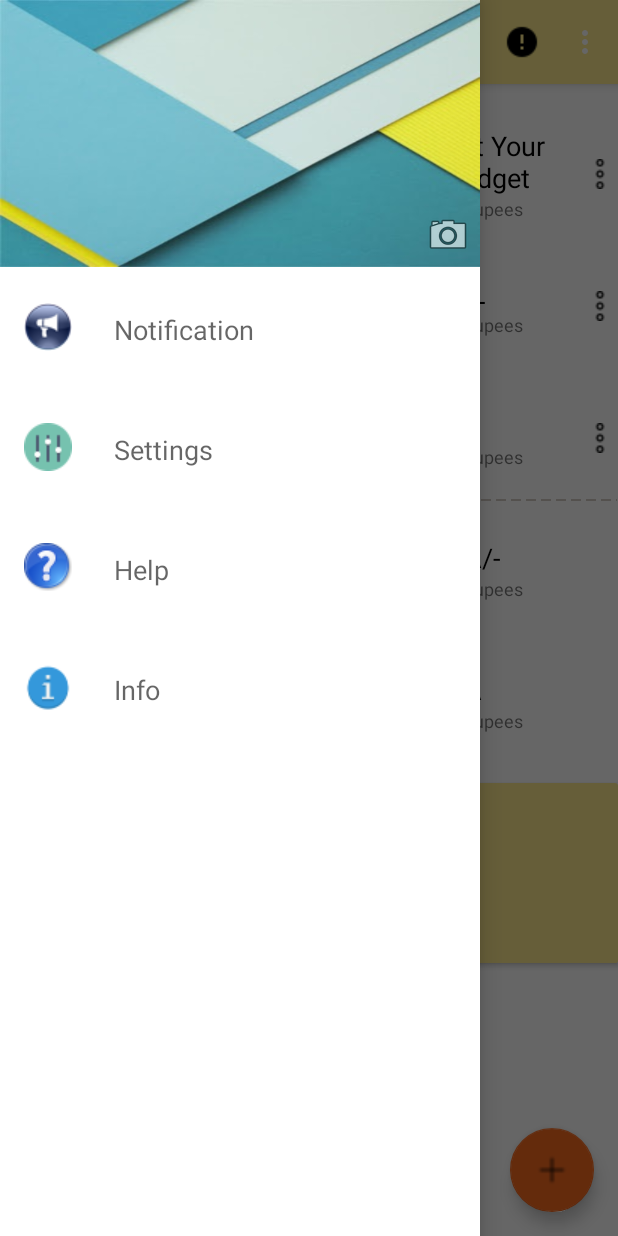
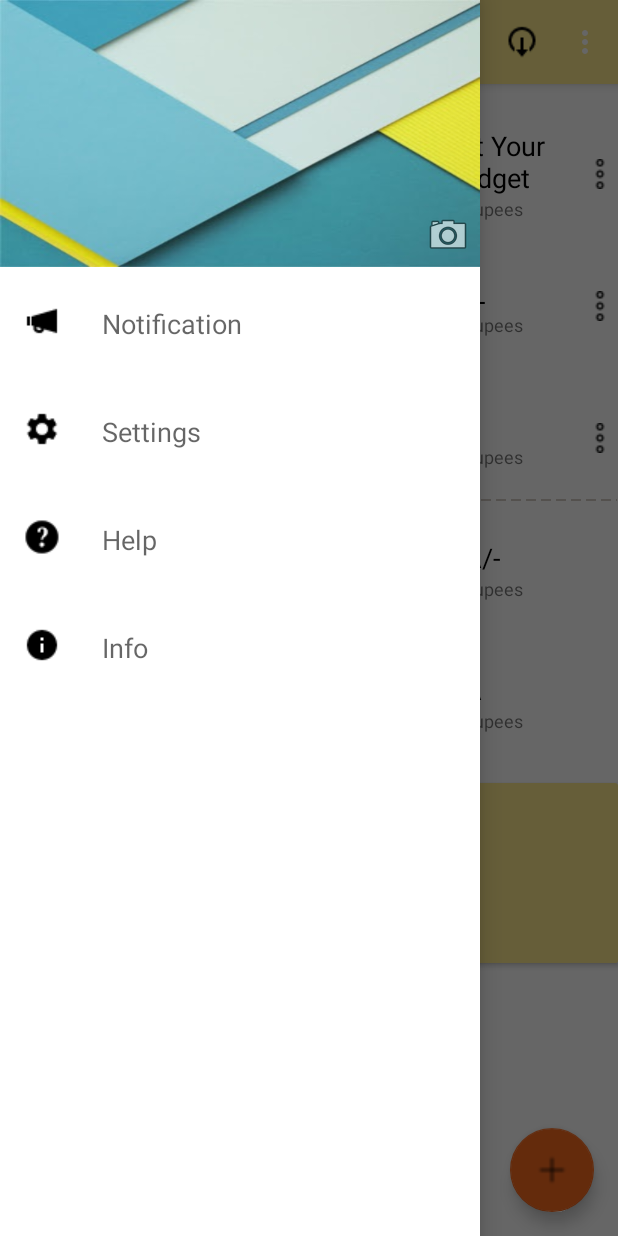
Before and after one commit to shekharshrivastava/MoneyMapSSoft, an Android app: the HomeActivity screen opened directly, with no data from a screen before it, with the side drawer open, on a phone screen of 412 x 824 dp. Run offline under Robolectric (Android 15) with nearby library versions, the phone set to English and light mode, and no system bars; our stand-ins replace AdMob, CircleImageView; libraries missing offline, so code that uses them is left out: com.baoyz.swipemenulistview, com.facebook, com.facebook.login, net.frederico.showtipsview; plain views replace SwipeMenuListView; network calls fail; 13 statements that could not run were skipped.

Commit message:
Replace icon for drawer and logout

```diff
--- a/ElectroKart/app/src/main/java/com/example/shasha/electrokart/Ui/HomeActivity.java
+++ b/ElectroKart/app/src/main/java/com/example/shasha/electrokart/Ui/HomeActivity.java
@@ -212,7 +212,7 @@ public class HomeActivity extends AppCompatActivity implements View.OnClickListe
         mSpendAmountDisplay = (TextView) findViewById(R.id.spendAmountDisplay);
 
         String TITLES[] = {"Notification", "Settings", "Help", "Info"};
-        int ICONS[] = {R.drawable.notifications_drawer, R.drawable.settings_drawer, R.drawable.help_drawer, R.drawable.info_drawer};
+        int ICONS[] = {R.drawable.notification_new, R.drawable.setting_new, R.drawable.help_new, R.drawable.info_new};
         mRecyclerView = (RecyclerView) findViewById(R.id.RecyclerView); // Assigning the RecyclerView Object to the xml View
 
         mRecyclerView.setHasFixedSize(true);                            // Letting the system know that the list objects are of fixed size
--- a/ElectroKart/app/src/main/res/menu/drawer.xml
+++ b/ElectroKart/app/src/main/res/menu/drawer.xml
@@ -31,7 +31,7 @@
 
         <item
             android:id="@+id/logout"
-            android:icon="@drawable/ic_error_black"
+            android:icon="@drawable/logout_new"
             android:title="Logout"
             app:showAsAction="always|withText"/>
 
```
Also changed, not shown: ElectroKart/app/src/main/res/drawable/help_new.png (added), ElectroKart/app/src/main/res/drawable/info_new.png (added), ElectroKart/app/src/main/res/drawable/logout_new.png (added), ElectroKart/app/src/main/res/drawable/notification_new.png (added), ElectroKart/app/src/main/res/drawable/setting_new.png (added).
